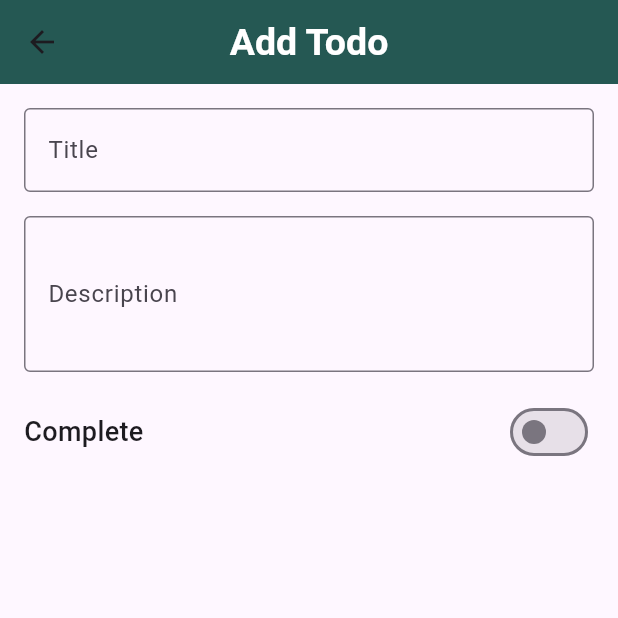
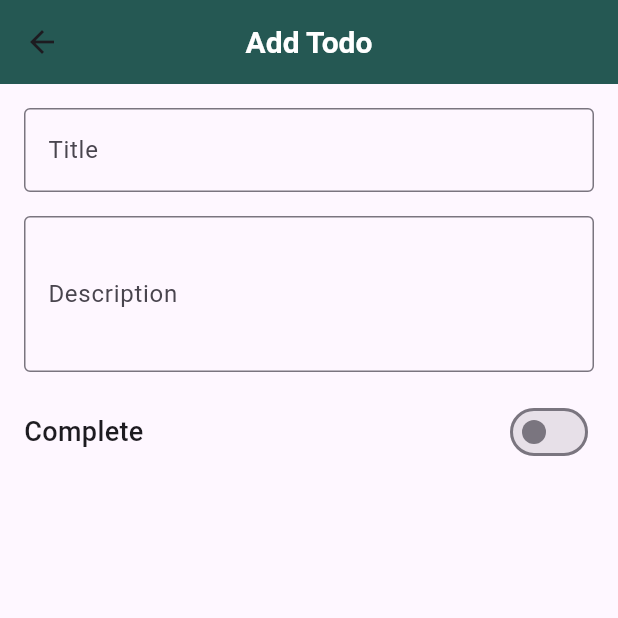
Before and after one commit to Vasilnk/Todo-app-with-BLoC-using-ApI, a Flutter app: the screen it shows after launch, after a tap on the "add" icon, on a phone screen of 412 x 824 dp, the top half of it. Run offline on Flutter 3.47's test engine with Material 3 defaults, Android fonts, the phone set to English and light mode, and no system bars; our stand-ins replace equatable, flutter_bloc; network calls fail.

Commit message:
get and post completed

```diff
--- a/lib/bloc/todo_bloc.dart
+++ b/lib/bloc/todo_bloc.dart
@@ -14,7 +14,7 @@ class TodoBloc extends Bloc<TodoEvent, TodoState> {
         final reversedTodos = (result.items ?? []).reversed.toList();
         emit(TodoLoaded(reversedTodos));
       } catch (e) {
-        emit(TodoError('Failed to fetch todos'));
+        emit(const TodoError('Failed to fetch todos'));
       }
     });
 
--- a/lib/main.dart
+++ b/lib/main.dart
@@ -2,7 +2,7 @@ import 'package:flutter/material.dart';
 import 'package:flutter_bloc/flutter_bloc.dart';
 import 'package:todo_with_bloc/api/api_services.dart';
 import 'package:todo_with_bloc/bloc/todo_bloc.dart';
-import 'package:todo_with_bloc/screens/home_screen.dart';
+import 'package:todo_with_bloc/screens/splash_screen.dart';
 
 void main() {
   runApp(const MyApp());
@@ -23,7 +23,7 @@ class MyApp extends StatelessWidget {
               backgroundColor: Color.fromARGB(255, 37, 88, 83),
               titleTextStyle: TextStyle(
                   color: Colors.white,
-                  fontSize: 25,
+                  fontSize: 20,
                   fontWeight: FontWeight.bold),
               centerTitle: true),
           tabBarTheme: const TabBarTheme(
@@ -35,7 +35,7 @@ class MyApp extends StatelessWidget {
           colorScheme: ColorScheme.fromSeed(seedColor: Colors.deepPurple),
           useMaterial3: true,
         ),
-        home: const HomeScreen(),
+        home: const SplashScreen(),
       ),
     );
   }
--- a/lib/screens/home_screen.dart
+++ b/lib/screens/home_screen.dart
@@ -51,7 +51,7 @@ class HomeScreen extends StatelessWidget {
           onPressed: () {
             Navigator.push(
               context,
-              MaterialPageRoute(builder: (context) => AddScreen()),
+              MaterialPageRoute(builder: (context) => const AddScreen()),
             );
           },
           backgroundColor: const Color.fromARGB(255, 37, 88, 83),
--- a/lib/screens/splash_screen.dart
+++ b/lib/screens/splash_screen.dart
@@ -0,0 +1,51 @@
+import 'dart:async';
+
+import 'package:flutter/material.dart';
+import 'package:todo_with_bloc/screens/home_screen.dart';
+
+class SplashScreen extends StatefulWidget {
+  const SplashScreen({super.key});
+
+  @override
+  State<SplashScreen> createState() => _SplashScreenState();
+}
+
+class _SplashScreenState extends State<SplashScreen> {
+  @override
+  void initState() {
+    Timer(
+        const Duration(seconds: 3),
+        () => Navigator.of(context).pushReplacement(
+            MaterialPageRoute(builder: (context) => const HomeScreen())));
+    super.initState();
+  }
+
+  @override
+  Widget build(BuildContext context) {
+    return Scaffold(
+      backgroundColor: const Color.fromARGB(255, 76, 134, 129),
+      body: Center(
+          child: Column(
+        mainAxisAlignment: MainAxisAlignment.center,
+        children: [
+          Container(
+            decoration: BoxDecoration(borderRadius: BorderRadius.circular(20)),
+            width: 100,
+            height: 100,
+            child: ClipRRect(
+              borderRadius: BorderRadius.circular(20),
+              child: Image.asset('assets/images/todo.jpg'),
+            ),
+          ),
+          const SizedBox(
+            height: 15,
+          ),
+          const Text(
+            'My To Do',
+            style: TextStyle(fontWeight: FontWeight.w900, color: Colors.white),
+          ),
+        ],
+      )),
+    );
+  }
+}
--- a/pubspec.yaml
+++ b/pubspec.yaml
@@ -63,8 +63,8 @@ flutter:
   uses-material-design: true
 
   # To add assets to your application, add an assets section, like this:
-  # assets:
-  #   - images/a_dot_burr.jpeg
+  assets:
+    - assets\images\todo.jpg
   #   - images/a_dot_ham.jpeg
 
   # An image asset can refer to one or more resolution-specific "variants", see
```
Also changed, not shown: assets/images/todo.jpg (added).
